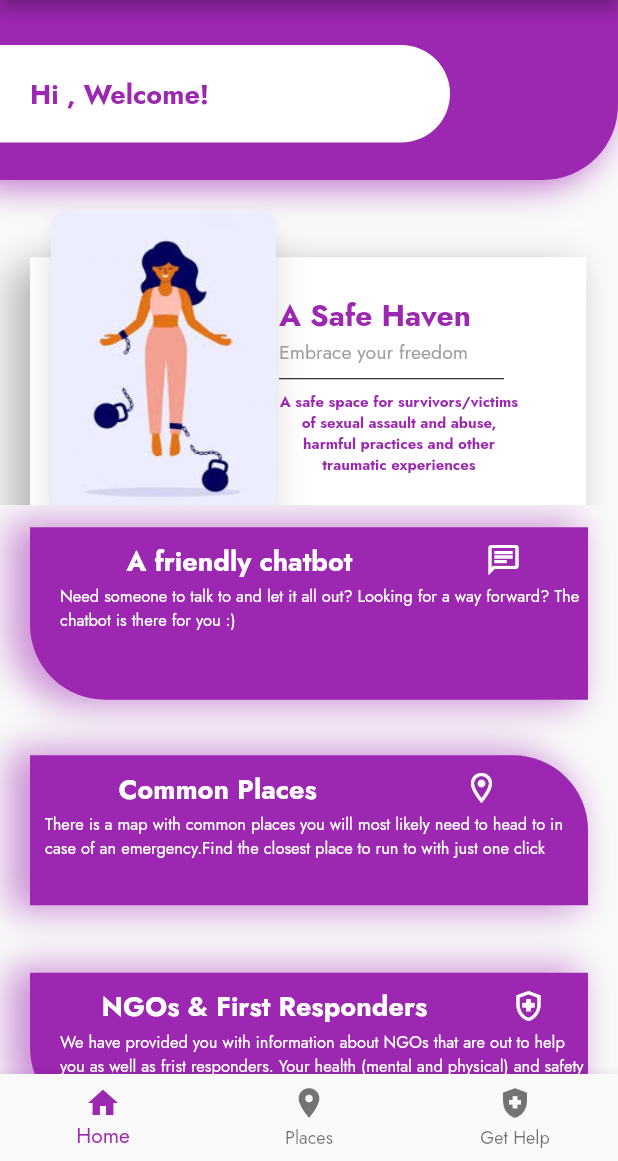
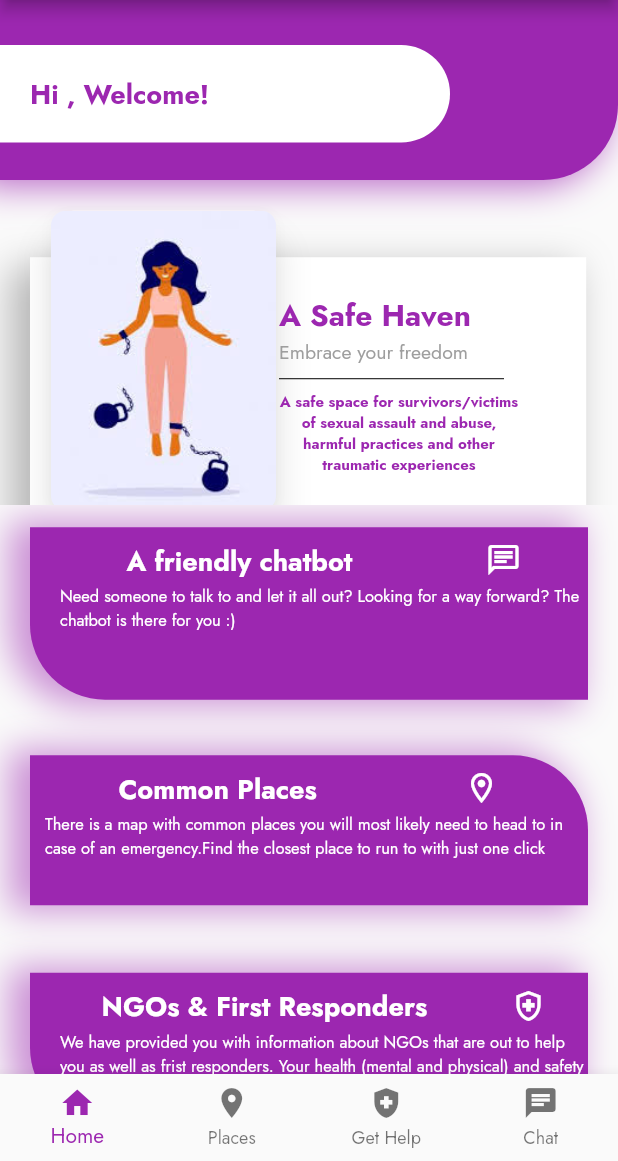
Before and after one commit to safeherven/safeherven_app, a Flutter app: the screen it shows once a user with an empty profile is signed in, on a phone screen of 412 x 824 dp, the part 75-1236 px from its top. Run offline on Flutter 3.47's test engine with Material 2 defaults, Android fonts, the phone set to English and light mode, and no system bars; our stand-ins replace cloud_firestore, firebase_auth, firebase_core, geolocator, google_fonts, google_maps_flutter and 1 more; missing offline and left inert: dialogflow_grpc, flutter_config, flutterfire_ui, sound_stream; accounts and stored records are empty; statements that could not run were skipped.

Commit message:
Added chat to bottom nav bar

```diff
--- a/lib/shared/bottom.dart
+++ b/lib/shared/bottom.dart
@@ -1,6 +1,7 @@
 import 'package:firebase_auth/firebase_auth.dart';
 import 'package:flutter/material.dart';
 import 'package:flutterfire_ui/auth.dart';
+import 'package:safeherven_app/screens/chat.dart';
 import 'package:safeherven_app/screens/help.dart';
 import 'package:safeherven_app/screens/places.dart';
 import 'package:safeherven_app/screens/alert.dart';
@@ -29,6 +30,7 @@ class _MenuBottomState extends State<MenuBottom> {
   @override
   Widget build(BuildContext context) {
     return BottomNavigationBar(
+      type: BottomNavigationBarType.fixed,
       onTap: (int index) {
         _onItemTapped(index);
         switch (index) {
@@ -61,6 +63,12 @@ class _MenuBottomState extends State<MenuBottom> {
               MaterialPageRoute(builder: (context) => const HelpScreen()),
             );
             break;
+          case 3:
+            Navigator.push(
+              context,
+              MaterialPageRoute(builder: (context) => const ChatScreen()),
+            );
+            break;
         }
       },
       items: const <BottomNavigationBarItem>[
@@ -76,6 +84,10 @@ class _MenuBottomState extends State<MenuBottom> {
             icon: Icon(Icons.health_and_safety),
             label: 'Get Help',
           ),
+        BottomNavigationBarItem(
+          icon: Icon(Icons.chat),
+          label: 'Chat',
+        ),
         ],
       currentIndex: _selectedIndex,
       selectedItemColor: Colors.purple[500],
```
